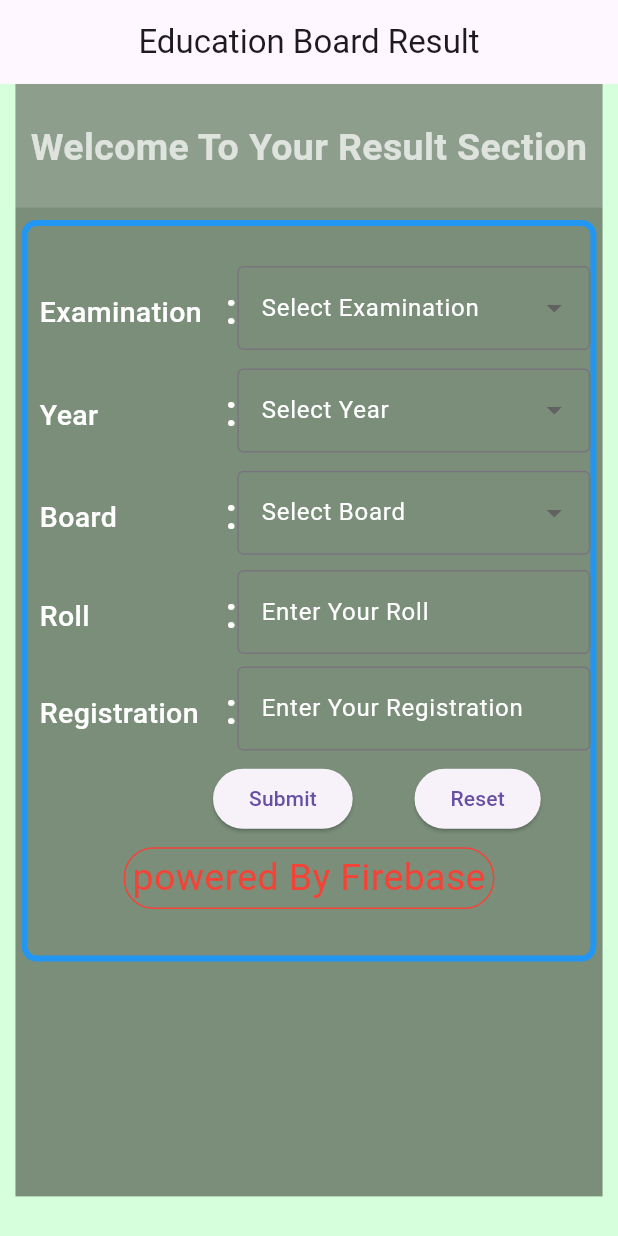
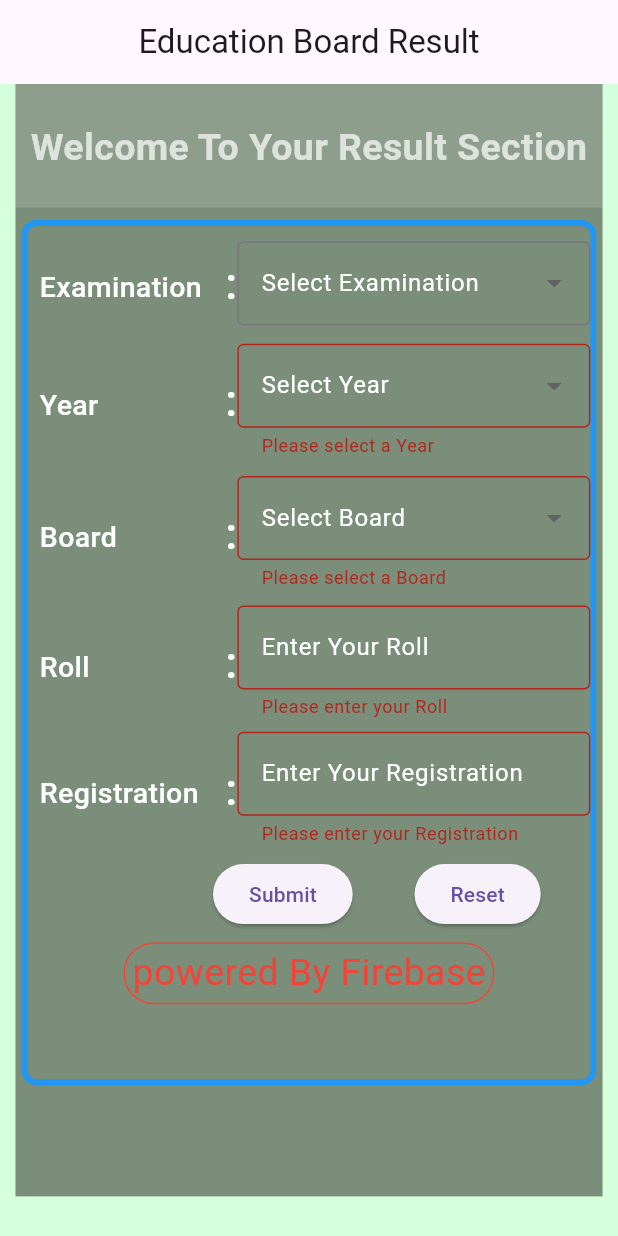
Before and after one commit to ReturajProshad/eboard_result_queue_system, a Flutter app: the screen it shows after launch, after a tap on "Submit", after a tap on "Reset", on a phone screen of 412 x 824 dp. Run offline on Flutter 3.47's test engine with Material 3 defaults, Android fonts, the phone set to English and light mode, and no system bars; our stand-ins replace cloud_firestore, firebase_core, flutter_spinkit, get; accounts and stored records are empty.

Commit message:
Responsiveness and firebase data retrival(Result) added

```diff
--- /dev/null
+++ b/lib/CustomWidgets/colors_names.dart
@@ -0,0 +1,6 @@
+import 'package:flutter/material.dart';
+
+class ColorWidget {
+  static ColorWidget instance = ColorWidget();
+  Color scafoldBackColor = Color.fromARGB(41, 0, 254, 38);
+}
--- a/lib/main.dart
+++ b/lib/main.dart
@@ -1,7 +1,9 @@
 import 'package:eboard_result_queue/firebase_options.dart';
-import 'package:eboard_result_queue/ui/home_page.dart';
+import 'package:eboard_result_queue/ui/pages/Result_show.dart';
+import 'package:eboard_result_queue/ui/pages/home_page.dart';
 import 'package:firebase_core/firebase_core.dart';
 import 'package:flutter/material.dart';
+import 'package:get/get_navigation/get_navigation.dart';
 
 void main() async {
   WidgetsFlutterBinding.ensureInitialized();
@@ -21,12 +23,9 @@ class MyApp extends StatefulWidget {
 class _MyAppState extends State<MyApp> {
   @override
   Widget build(BuildContext context) {
-    return MaterialApp(
+    return GetMaterialApp(
       title: "EBoardRDemo",
-      initialRoute: "home",
-      routes: {
-        "home": (BuildContext context) => homePage(),
-      },
+      home: homePage(),
     );
   }
 }
--- a/lib/ui/home_page.dart
+++ b/lib/ui/pages/home_page.dart
@@ -1,6 +1,7 @@
-import 'package:flutter/foundation.dart';
+import 'package:eboard_result_queue/CustomWidgets/colors_names.dart';
+import 'package:eboard_result_queue/ui/pages/Result_show.dart';
 import 'package:flutter/material.dart';
-import 'package:flutter/widgets.dart';
+import 'package:get/get.dart';
 
 class homePage extends StatefulWidget {
   const homePage({super.key});
@@ -13,11 +14,11 @@ class _homePageState extends State<homePage> {
   late double _deviceHeight;
   late double _devicWeight;
   final _formkey = GlobalKey<FormState>();
-  String? _selectedExamination;
-  String? _selectedBoard;
-  String? _selectedYear;
-  String? _rollNo;
-  String? _regNo;
+  late String _selectedExamination;
+  late String _selectedBoard;
+  late String _selectedYear;
+  late String _rollNo;
+  late String _regNo;
   final List<String> examination = ["SSC", "HSC", "Dakhil"];
   final List<String> Boards = ["Dhaka", "Dinajpur", "Rajshahi", "Khulna"];
   final List<String> years =
@@ -26,14 +27,30 @@ class _homePageState extends State<homePage> {
   TextEditingController _regController = TextEditingController();
   double _changeSizeOfContainer = .60;
   @override
-  Widget build(BuildContext context) {
+  void initState() {
     _deviceHeight = MediaQuery.of(context).size.height;
     _devicWeight = MediaQuery.of(context).size.width;
+    _changeSizeOfContainer = _deviceHeight < 557
+        ? .75
+        : _deviceHeight < 693
+            ? .70
+            : .60;
+    // TODO: implement initState
+    super.initState();
+  }
+
+  @override
+  Widget build(BuildContext context) {
+    print("height=$_deviceHeight");
+    print(_devicWeight);
+
+    print("sZ=$_changeSizeOfContainer");
+
     return Scaffold(
       appBar: AppBar(
-        title: Center(child: Text("Education Board Result")),
+        title: const Center(child: Text("Education Board Result")),
       ),
-      backgroundColor: Color.fromARGB(41, 0, 254, 38),
+      backgroundColor: ColorWidget.instance.scafoldBackColor,
       body: SingleChildScrollView(
           child: Align(alignment: Alignment.topCenter, child: _homeUI())),
     );
@@ -44,7 +61,7 @@ class _homePageState extends State<homePage> {
       // padding: EdgeInsets.symmetric(vertical: 20, horizontal: 50),
       height: _deviceHeight * .90,
       width: _devicWeight * .95,
-      color: Color.fromARGB(113, 6, 0, 0),
+      color: const Color.fromARGB(113, 6, 0, 0),
       child: Column(
         mainAxisAlignment: MainAxisAlignment.start,
         crossAxisAlignment: CrossAxisAlignment.center,
@@ -54,7 +71,7 @@ class _homePageState extends State<homePage> {
           SizedBox(
             height: _devicWeight * .02,
           ),
-          _inputForm()
+          _inputForm(),
         ],
       ),
     );
@@ -67,7 +84,7 @@ class _homePageState extends State<homePage> {
         padding: EdgeInsets.only(top: _deviceHeight * .03),
         height: _deviceHeight * .10,
         width: _devicWeight * .95,
-        color: Color.fromARGB(42, 245, 240, 240),
+        color: const Color.fromARGB(42, 245, 240, 240),
         child: const Text(
           "Welcome To Your Result Section",
           textAlign: TextAlign.center,
@@ -85,7 +102,7 @@ class _homePageState extends State<homePage> {
     return Align(
       alignment: Alignment.topCenter,
       child: Container(
-          padding: EdgeInsets.only(top: _deviceHeight * .03),
+          padding: EdgeInsets.only(top: _deviceHeight * .01),
           height: _deviceHeight * _changeSizeOfContainer,
           width: _devicWeight * .93,
           decoration: BoxDecoration(
@@ -106,19 +123,19 @@ class _homePageState extends State<homePage> {
                 _buildDropDownFields("Examination", examination,
                     (_selectedItem) {
                   setState(() {
-                    _selectedExamination = _selectedItem;
+                    _selectedExamination = _selectedItem!;
                   });
                 }),
                 _makeSpace(),
                 _buildDropDownFields("Year", years, (_InputYear) {
                   setState(() {
-                    _selectedYear = _InputYear;
+                    _selectedYear = _InputYear!;
                   });
                 }),
                 _makeSpace(),
                 _buildDropDownFields("Board", Boards, (_input) {
                   setState(() {
-                    _selectedBoard = _input;
+                    _selectedBoard = _input!;
                   });
                 }),
                 _makeSpace(),
@@ -143,7 +160,7 @@ class _homePageState extends State<homePage> {
         borderRadius: BorderRadius.circular(20),
         border: Border.all(color: Colors.red),
       ),
-      child: Center(
+      child: const Center(
         child: Text(
           "powered By Firebase",
           style: TextStyle(fontSize: 25, color: Colors.red),
@@ -155,7 +172,7 @@ class _homePageState extends State<homePage> {
   Widget _buildDropDownFields(
       String lable, List<String> items, Function(String?) onChanged) {
     return Padding(
-        padding: EdgeInsets.symmetric(vertical: 2.0),
+        padding: const EdgeInsets.symmetric(vertical: 2.0),
         child: Row(
           // crossAxisAlignment: CrossAxisAlignment.start,
           mainAxisAlignment: MainAxisAlignment.spaceEvenly,
@@ -169,15 +186,16 @@ class _homePageState extends State<homePage> {
                 child: DropdownButtonFormField<String>(
                   decoration: InputDecoration(
                     labelText: "Select $lable",
-                    labelStyle: TextStyle(color: Colors.white),
-                    border: OutlineInputBorder(),
+                    labelStyle: const TextStyle(color: Colors.white),
+                    border: const OutlineInputBorder(),
                   ),
                   items: items.map((String value) {
                     return DropdownMenuItem<String>(
                       value: value,
                       child: Text(
                         value,
-                        style: TextStyle(fontSize: 18, color: Colors.white),
+                        style:
+                            const TextStyle(fontSize: 18, color: Colors.white),
                       ),
                     );
                   }).toList(),
@@ -194,13 +212,13 @@ class _homePageState extends State<homePage> {
   Widget _LableText(String label) {
     return Row(
       children: [
-        SizedBox(width: 8),
+        const SizedBox(width: 8),
         Center(
           child: Container(
-            padding: EdgeInsets.only(top: 10),
+            padding: const EdgeInsets.only(top: 10),
             width: _devicWeight * .30,
             height: _deviceHeight * .05,
-            //color: Colors.white,
+            // color: Colors.white,
             child: Text(
               label,
               style: const TextStyle(
@@ -220,20 +238,19 @@ class _homePageState extends State<homePage> {
   }
 
   Widget _buildTextField(String label, TextEditingController _controller) {
-    return Container(
-      child: Row(
+    return Row(
       children: [
         _LableText(label),
         Expanded(
           child: TextFormField(
             decoration: InputDecoration(
               labelText: "Enter Your $label",
-                border: OutlineInputBorder(),
-                labelStyle: TextStyle(
+              border: const OutlineInputBorder(),
+              labelStyle: const TextStyle(
                 color: Colors.white,
               ),
             ),
-              style: TextStyle(color: Colors.white),
+            style: const TextStyle(color: Colors.white),
             controller: _controller,
             validator: (_input) {
               if (_input == null || _input.isEmpty) {
@@ -246,7 +263,6 @@ class _homePageState extends State<homePage> {
           ),
         )
       ],
-      ),
     );
   }
 
@@ -260,7 +276,7 @@ class _homePageState extends State<homePage> {
           onPressed: () {
             _submitForm();
           },
-          child: Text("Submit"),
+          child: const Text("Submit"),
         ),
         SizedBox(
           width: _devicWeight * .10,
@@ -269,7 +285,7 @@ class _homePageState extends State<homePage> {
             onPressed: () {
               _resetForm();
             },
-            child: Text("Reset"))
+            child: const Text("Reset"))
       ],
     );
   }
@@ -282,20 +298,53 @@ class _homePageState extends State<homePage> {
 
   void _submitForm() {
     if (_formkey.currentState?.validate() ?? false) {
-      // Process the form data
-      print("Form submitted");
+      setState(() {
+        _rollNo = _rollController.text;
+        _regNo = _regController.text;
+      });
+
+      Get.to(ResultPage(
+        selectedExamination: _selectedExamination,
+        selectedBoard: _selectedBoard,
+        selectedYear: _selectedYear,
+        rollNo: _rollNo,
+        regNo: _regNo,
+        deviceHeight: _deviceHeight,
+        devicWeight: _devicWeight,
+      ));
     } else {
-      _changeSizeOfContainer = .75;
-      setState(() {});
+      if (_deviceHeight > 693) {
+        setState(() {
+          _changeSizeOfContainer = .70;
+        });
+      } else {
+        showDialog(
+            context: context,
+            builder: (BuildContext context) {
+              return AlertDialog(
+                title: Text(
+                    "please Enter a valid Roll and Reg And select a valid option"),
+                actions: [
+                  ElevatedButton(
+                    onPressed: () {
+                      _resetForm();
+                      navigator!.pop(context);
+                    },
+                    child: Text("Reset"),
+                  )
+                ],
+              );
+            });
+      }
     }
   }
 
   void _resetForm() {
     _formkey.currentState?.reset();
     setState(() {
-      _selectedExamination = null;
-      _selectedYear = null;
-      _selectedBoard = null;
+      _selectedExamination = "";
+      _selectedYear = "";
+      _selectedBoard = "";
       _rollController.clear();
       _regController.clear();
       _changeSizeOfContainer = .60;
--- /dev/null
+++ b/lib/ui/services/db_service.dart
@@ -0,0 +1,32 @@
+import 'package:cloud_firestore/cloud_firestore.dart';
+import '../models/result_model.dart';
+
+class dbService {
+  static dbService instance = dbService();
+  late FirebaseFirestore _db;
+  dbService() {
+    _db = FirebaseFirestore.instance;
+  }
+  String _Doc = "result";
+  Stream<resultModel>? getResult(String _ExamType, String _Board, String _Year,
+      String _Roll, String _Reg) {
+    try {
+      var ref = _db
+          .collection(_ExamType)
+          .doc(_Board)
+          .collection(_Year)
+          .doc(_Reg)
+          .collection(_Roll)
+          .doc(_Doc);
+      return ref!.get().asStream().map((_snap) {
+        if (_snap.exists) {
+          return resultModel.fromFirestore(_snap);
+        } else {
+          throw Exception("Result not found for given reg or roll number");
+        }
+      });
+    } catch (e) {
+      return Stream.error("Error : e");
+    }
+  }
+}
--- a/pubspec.yaml
+++ b/pubspec.yaml
@@ -30,6 +30,9 @@ environment:
 dependencies:
   flutter:
     sdk: flutter
+  get: ^4.6.6
+  cloud_firestore: ^4.14.0
+  flutter_spinkit: ^5.2.1
 
 
   # The following adds the Cupertino Icons font to your application.
```
Also changed, not shown: lib/ui/models/result_model.dart (added, +20 -0 lines), lib/ui/pages/Result_show.dart (added, +154 -0 lines), lib/ui/services/auth_service.dart (added), pubspec.lock, 4 other files. Lines whose indentation alone changed are shown as unchanged.
